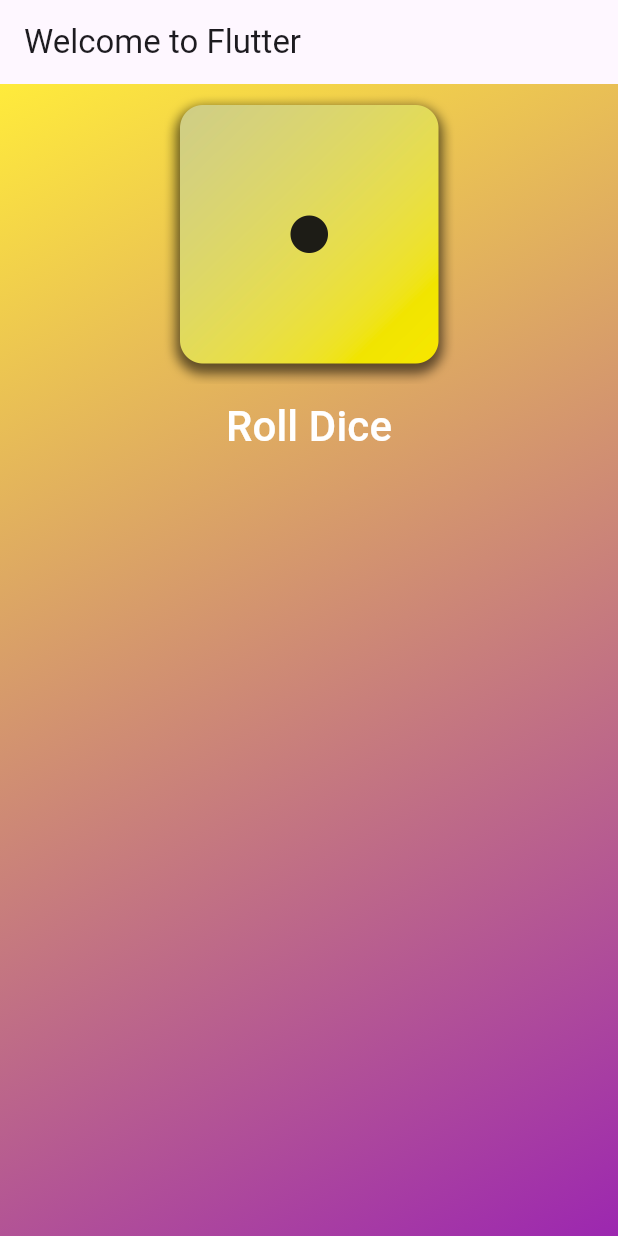
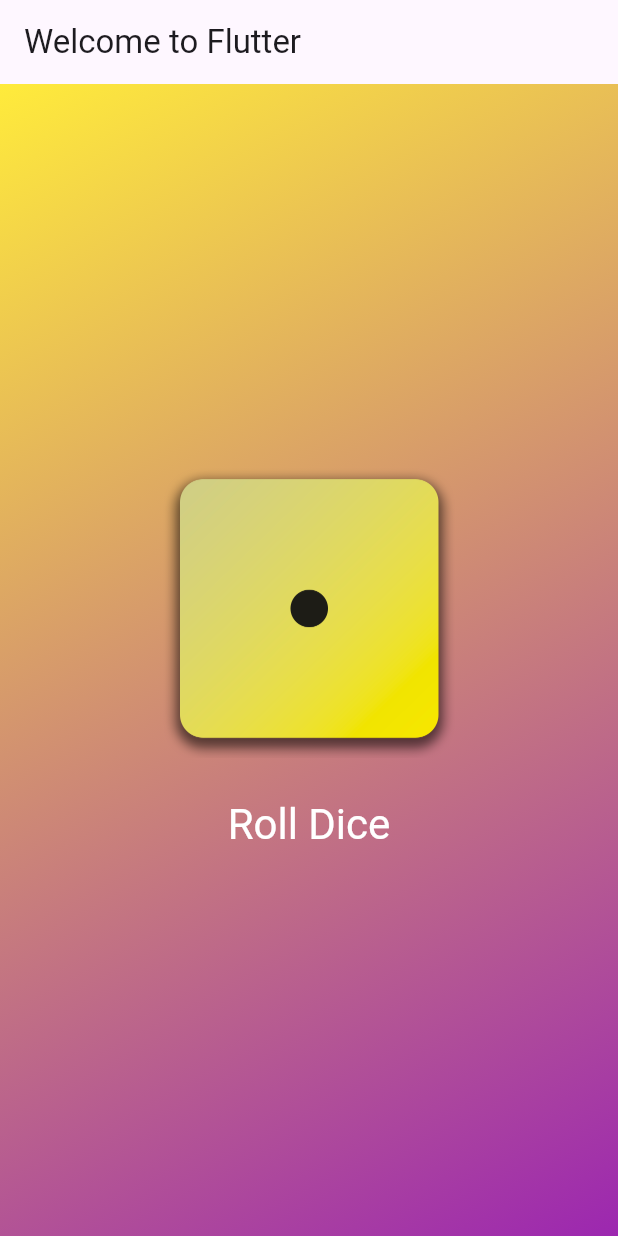
Before and after one commit to yonggipo/first_app, a Flutter app: the screen it shows after launch, on a phone screen of 412 x 824 dp. Run offline on Flutter 3.47's test engine with Material 3 defaults, Android fonts, the phone set to English and light mode, and no system bars.

Commit message:
feat: add padding between image and button

```diff
--- a/lib/gradient_container.dart
+++ b/lib/gradient_container.dart
@@ -29,14 +29,27 @@ class GradientContainer extends StatelessWidget {
       child: Center(
         // child: StyledText('Welcome to Flutter'),
         child: Column(
+          mainAxisSize: MainAxisSize.min,
           children: [
             Image.asset(
               'assets/images/dice-images/dice-1.png',
               width: 200,
             ),
+            // padding 대안
+            const SizedBox(
+              height: 20,
+            ),
             TextButton(
                 // onPressed: () {}, 익명 함수
                 onPressed: rollDice,
+                style: TextButton.styleFrom(
+                    // padding: const EdgeInsets.only(
+                    //   top: 20,
+                    // ),
+                    foregroundColor: Colors.white,
+                    textStyle: const TextStyle(
+                      fontSize: 28,
+                    )),
                 child: const StyledText('Roll Dice'))
           ],
         ),
```
